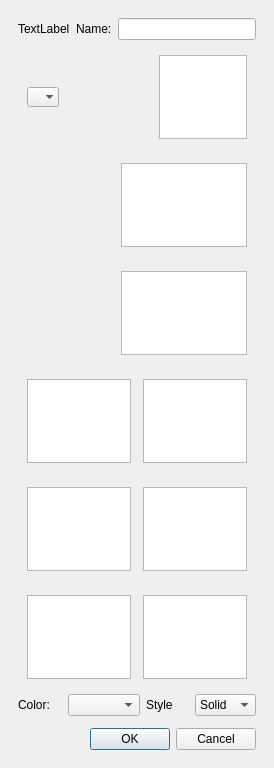
Before: the Qt Designer form src/plotseditor.ui in KDE/khipu, drawn with Qt 5.
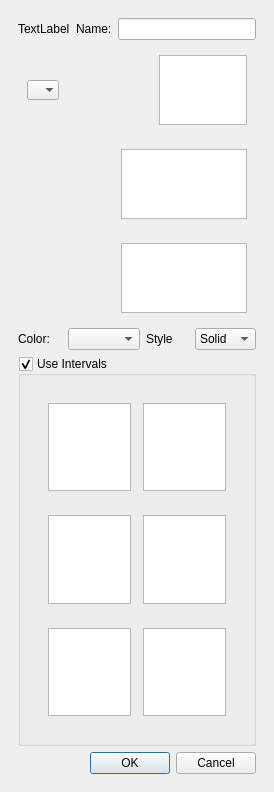
After: the same form once the commit is applied. The open tabs and pages were chosen to show the change. Icons and pictures are not drawn. Custom widgets are drawn as their Qt base class.

Commit message: Intervals are optional, the viewport define the visible area of the plot. Remove the previewwidgets

What changed in the file:
```diff
--- a/src/plotseditor.ui
+++ b/src/plotseditor.ui
@@ -7,7 +7,7 @@
     <x>0</x>
     <y>0</y>
     <width>274</width>
-    <height>768</height>
+    <height>792</height>
    </rect>
   </property>
   <property name="features">
@@ -398,6 +398,61 @@
          </widget>
         </item>
         <item>
+         <layout class="QHBoxLayout" name="horizontalLayout_6">
+          <item>
+           <widget class="QLabel" name="label_2">
+            <property name="text">
+             <string>Color:</string>
+            </property>
+           </widget>
+          </item>
+          <item>
+           <widget class="KColorCombo" name="plotColor"/>
+          </item>
+          <item>
+           <widget class="QLabel" name="label">
+            <property name="text">
+             <string>Style</string>
+            </property>
+           </widget>
+          </item>
+          <item>
+           <widget class="QComboBox" name="plotStyle">
+            <item>
+             <property name="text">
+              <string>Solid</string>
+             </property>
+            </item>
+            <item>
+             <property name="text">
+              <string>Wired</string>
+             </property>
+            </item>
+            <item>
+             <property name="text">
+              <string>Dots</string>
+             </property>
+            </item>
+           </widget>
+          </item>
+         </layout>
+        </item>
+        <item>
+         <widget class="QGroupBox" name="intervals">
+          <property name="title">
+           <string>Use Intervals</string>
+          </property>
+          <property name="checkable">
+           <bool>true</bool>
+          </property>
+          <property name="checked">
+           <bool>true</bool>
+          </property>
+          <layout class="QVBoxLayout" name="verticalLayout_2">
+           <item>
+            <widget class="QWidget" name="intervalsContainer" native="true">
+             <layout class="QVBoxLayout" name="verticalLayout_5">
+              <item>
          <widget class="QWidget" name="xinterval" native="true">
           <layout class="QHBoxLayout" name="horizontalLayout_7">
            <item>
@@ -550,62 +605,14 @@
           </layout>
          </widget>
         </item>
-        <item>
-         <layout class="QHBoxLayout" name="horizontalLayout_6">
-          <item>
-           <widget class="QLabel" name="label_2">
-            <property name="text">
-             <string>Color:</string>
-            </property>
-           </widget>
-          </item>
-          <item>
-           <widget class="KColorCombo" name="plotColor"/>
-          </item>
-          <item>
-           <widget class="QLabel" name="label">
-            <property name="text">
-             <string>Style</string>
-            </property>
-           </widget>
-          </item>
-          <item>
-           <widget class="QComboBox" name="plotStyle">
-            <item>
-             <property name="text">
-              <string>Solid</string>
-             </property>
-            </item>
-            <item>
-             <property name="text">
-              <string>Wired</string>
-             </property>
-            </item>
-            <item>
-             <property name="text">
-              <string>Dots</string>
-             </property>
-            </item>
-           </widget>
-          </item>
-         </layout>
-        </item>
-        <item>
-         <widget class="QStackedWidget" name="previews">
-          <property name="sizePolicy">
-           <sizepolicy hsizetype="Preferred" vsizetype="Expanding">
-            <horstretch>0</horstretch>
-            <verstretch>0</verstretch>
-           </sizepolicy>
-          </property>
-          <property name="mouseTracking">
-           <bool>false</bool>
-          </property>
-          <property name="currentIndex">
-           <number>1</number>
-          </property>
-          <widget class="PlotsView2D" name="preview2D"/>
-          <widget class="PlotsView3D" name="preview3D"/>
+             </layout>
+             <zorder>xinterval</zorder>
+             <zorder>xinterval</zorder>
+             <zorder>yinterval</zorder>
+             <zorder>zinterval</zorder>
+            </widget>
+           </item>
+          </layout>
          </widget>
         </item>
         <item>
@@ -665,18 +672,6 @@
    <header>QtMmlWidget</header>
    <container>1</container>
   </customwidget>
-  <customwidget>
-   <class>PlotsView2D</class>
-   <extends>QWidget</extends>
-   <header>analitzaplot/plotsview2d.h</header>
-   <container>1</container>
-  </customwidget>
-  <customwidget>
-   <class>PlotsView3D</class>
-   <extends>QWidget</extends>
-   <header>analitzaplot/plotsview3d.h</header>
-   <container>1</container>
-  </customwidget>
   <customwidget>
    <class>PlotsBuilder</class>
    <extends>QWidget</extends>
```
Left out of the diff: 21 changed lines with no effect on the pictures. Lines whose indentation alone changed are shown as unchanged. The commit also changes 1 other file.
